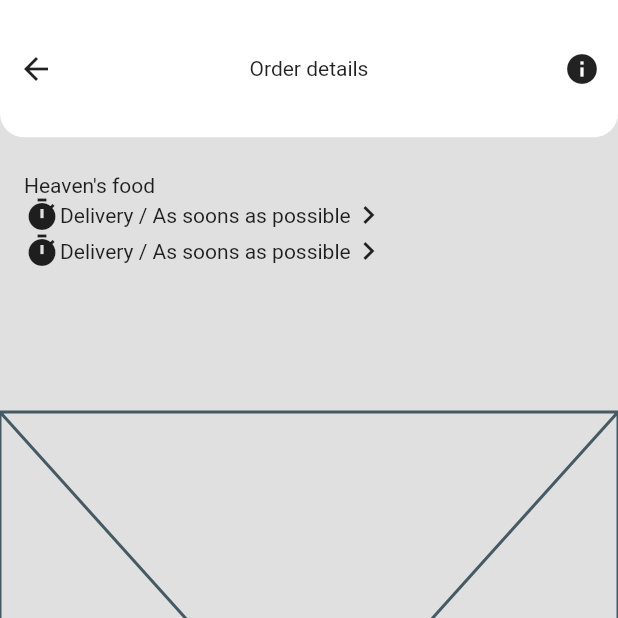
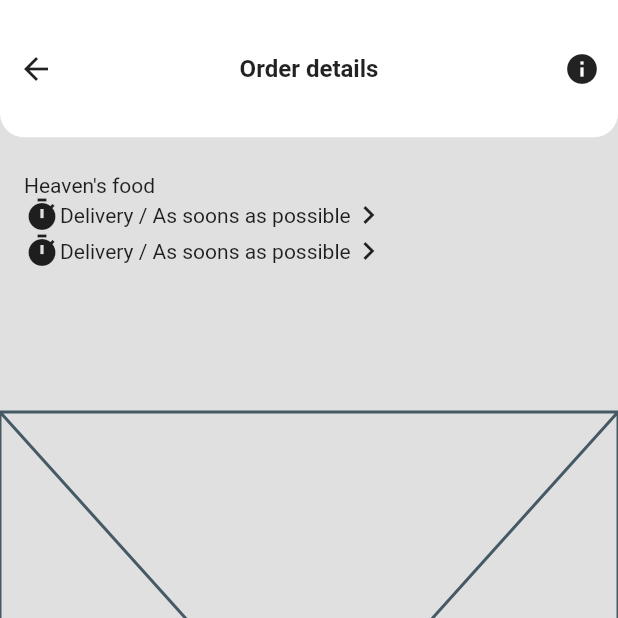
Before and after one commit to JAICHANGPARK/flutter_notebook_11th_story, a Flutter app: the screen it shows after launch, item 2 of the bottom bar chosen, on a phone screen of 412 x 824 dp, the top half of it. Run offline on Flutter 3.47's test engine with Material 2 defaults, Android fonts, the phone set to English and light mode, and no system bars; our stand-ins replace backdrop, badges, flutter_inner_drawer, flutter_slidable, flutter_swiper, google_fonts; network calls fail.

Commit message:
Update food_order_page.dart

```diff
--- a/lib/ep744_food_app/ui/food_order_page.dart
+++ b/lib/ep744_food_app/ui/food_order_page.dart
@@ -25,9 +25,15 @@ class _FoodOrderPageState extends State<FoodOrderPage> {
                   child: Row(
                     mainAxisAlignment: MainAxisAlignment.spaceBetween,
                     children: [
-                      IconButton(onPressed: (){}, icon: Icon(Icons.arrow_back)),
-                      Text("Order details"),
-                      IconButton(onPressed: (){}, icon: Icon(Icons.info))
+                      IconButton(onPressed: () {}, icon: Icon(Icons.arrow_back)),
+                      Text(
+                        "Order details",
+                        style: TextStyle(
+                          fontSize: 16,
+                          fontWeight: FontWeight.bold,
+                        ),
+                      ),
+                      IconButton(onPressed: () {}, icon: Icon(Icons.info))
                     ],
                   ),
                 )),
```
